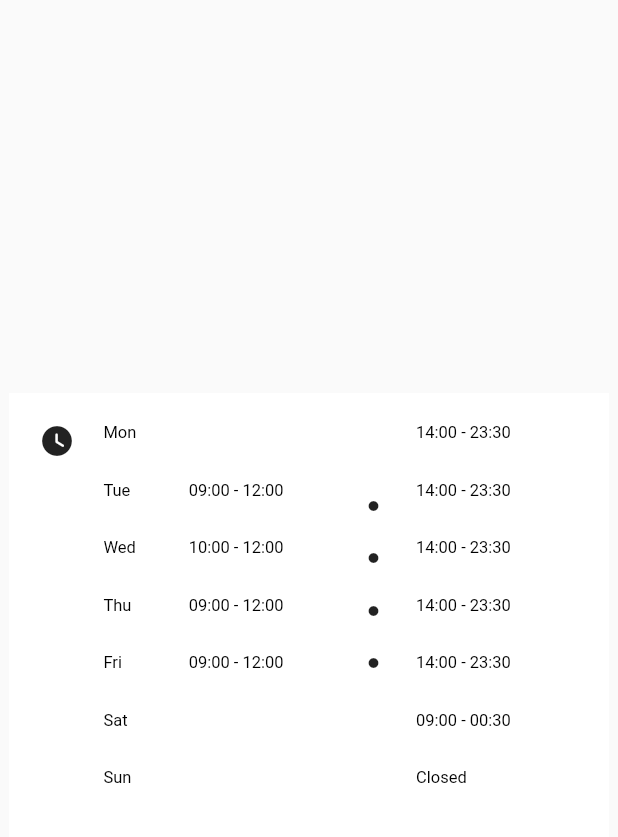
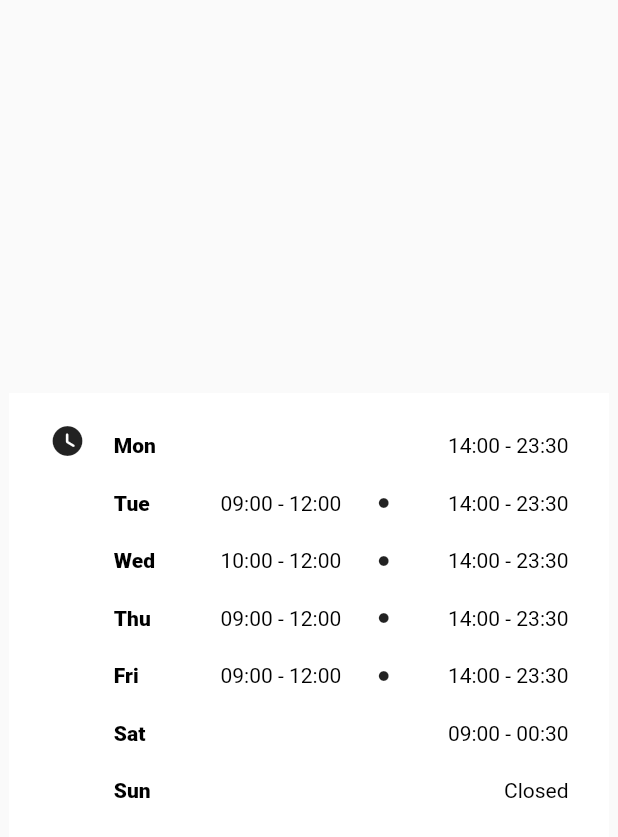
Before and after one commit to martynq/openHours, a Flutter app: the screen it shows after launch, on a phone screen of 412 x 824 dp. Shown: the top 837 px of the screen. Run offline on Flutter 3.47's test engine with Material 2 defaults, Android fonts, the phone set to English and light mode, and no system bars.

Commit message:
open_hours_table]dots on the right position & 'closed' alignment to tje right

```diff
--- a/lib/days_column.dart
+++ b/lib/days_column.dart
@@ -11,6 +11,7 @@ class Days extends StatelessWidget {
       children: <Widget>[
         for (var item in days)
           StringBox(
+            isDayColumn: true,
             string: item,
           ),
       ],
--- a/lib/evening_opening_hours.dart
+++ b/lib/evening_opening_hours.dart
@@ -22,6 +22,8 @@ class _EveningOpeningHoursState extends State<EveningOpeningHours> {
             StringBox(
               string: openingHoursSecondShift(item),
             )
+          else if (isOpen(item) == true)
+            StringBox(string: ' ')
           else
             StringBox(
               string: 'Closed',
--- a/lib/item_container.dart
+++ b/lib/item_container.dart
@@ -2,17 +2,24 @@ import 'package:flutter/material.dart';
 
 class StringBox extends StatelessWidget {
   final String string;
+  final bool isDayColumn;
 
-  const StringBox({Key key, this.string}) : super(key: key);
+  const StringBox({Key key, this.string, this.isDayColumn}) : super(key: key);
 
   @override
   Widget build(BuildContext context) {
-    return SizedBox(
-      width: 150,
+    return Container(
+      alignment:
+          isDayColumn == true ? Alignment.centerLeft : Alignment.centerRight,
+      width: 160,
       height: 30,
       child: Text(
         string,
-        style: TextStyle(fontSize: 11.0, color: Colors.black),
+        style: TextStyle(
+          fontSize: 14.0,
+          color: Colors.black,
+          fontWeight: isDayColumn == true ? FontWeight.w900 : FontWeight.normal,
+        ),
       ),
     );
   }
@@ -25,10 +32,10 @@ class IconBox extends StatelessWidget {
 
   @override
   Widget build(BuildContext context) {
-    return SizedBox(
+    return Container(
       width: 40,
-      height: 20,
-      child: Icon(icon, size: 8.0),
+      height: 30,
+      child: Center(child: Icon(icon, size: 8.0)),
     );
   }
 }
--- a/lib/week_schedule.dart
+++ b/lib/week_schedule.dart
@@ -28,6 +28,7 @@ class _WeekScheduleState extends State<WeekSchedule> {
         padding: EdgeInsets.all(20),
         color: Colors.white,
         child: Row(
+          mainAxisAlignment: MainAxisAlignment.center,
           children: [
             Flexible(
                 flex: 2,
```
